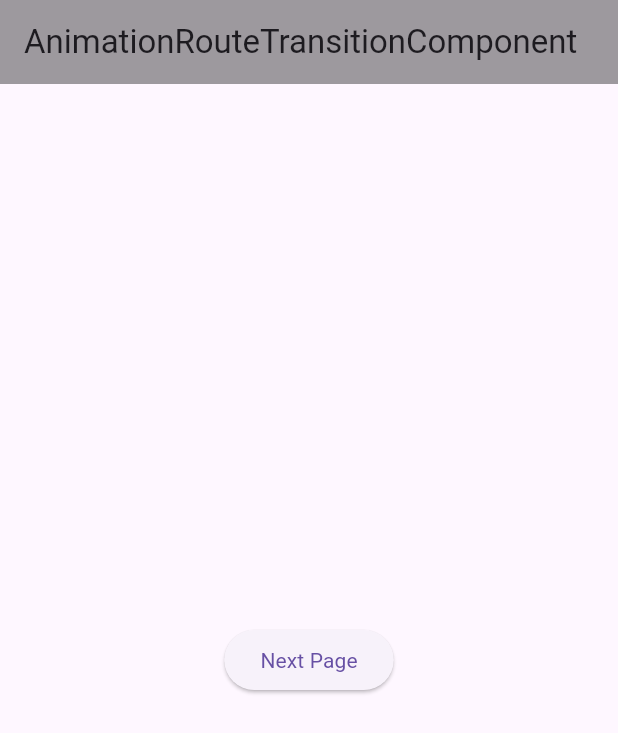
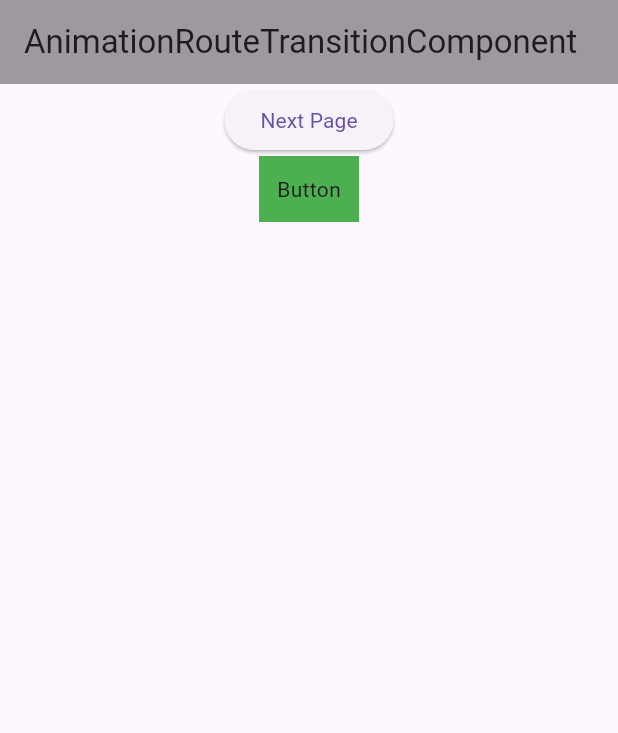
Before and after one commit to leminhduc1202/learning_flutter_vsc, a Flutter app: the screen it shows after launch, on a phone screen of 412 x 824 dp. Shown: the top 733 px of the screen. Run offline on Flutter 3.47's test engine with Material 3 defaults, Android fonts, the phone set to English and light mode, and no system bars; our stand-ins replace analog_clock, carousel_slider, convex_bottom_bar, expansion_tile_card, flutter_slidable, octo_image and 3 more.

Commit message:
Ripple effect in Flutter

```diff
--- a/lib/ui_components/animation_route_transition_component.dart
+++ b/lib/ui_components/animation_route_transition_component.dart
@@ -22,11 +22,28 @@ class AnimationRouteTransitionHomePage extends StatelessWidget {
         backgroundColor: Colors.black38,
       ),
       body: Center(
-        child: ElevatedButton(
-            onPressed: () {
-              Navigator.of(context).push(_createRoute());
-            },
-            child: const Text("Next Page")),
+        child: Column(
+          children: [
+            ElevatedButton(
+                onPressed: () {
+                  Navigator.of(context).push(_createRoute());
+                },
+                child: const Text("Next Page")),
+            InkWell(
+              onTap: (){
+                ScaffoldMessenger.of(context).showSnackBar(
+                  const SnackBar(content: Text("Hello ripple effect"))
+                );
+              },
+              child: Container(
+                padding: const EdgeInsets.all(12.0),
+                color: Colors.green,
+                child: const Text("Button"),
+              ),
+            )
+          ],
+        )
+
       ),
     );
   }
```
